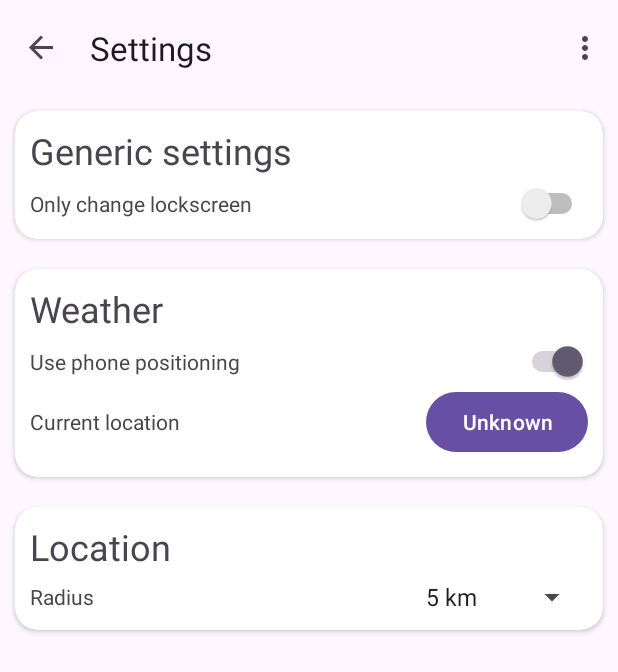
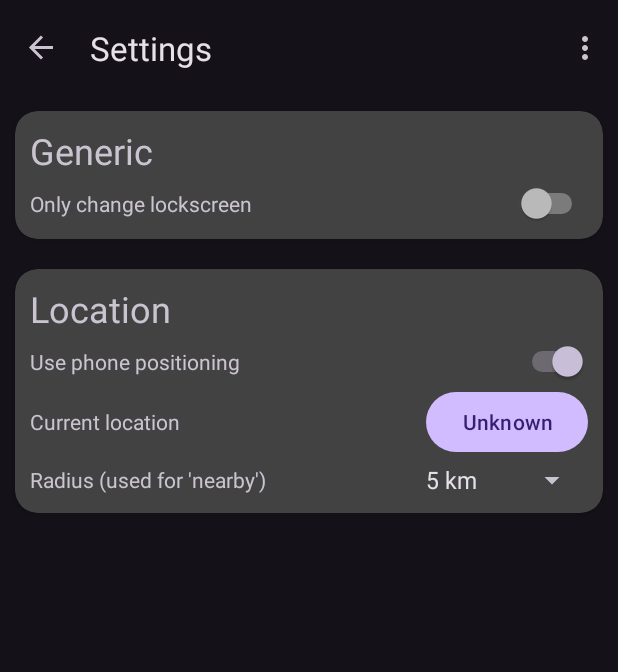
Before and after one commit to FeKozma/SmartPaper, an Android app: the screen it shows after launch (MainActivity), in the options menu, after a tap on "Settings", on a phone screen of 412 x 824 dp. Shown: the top 672 px of the screen. Run offline under Robolectric (Android 15) with nearby library versions, the phone set to English and light mode, and no system bars; our stand-ins replace navigation-ui; libraries missing offline, so code that uses them is left out: cat.ereza.customactivityoncrash, org.osmdroid.api, org.osmdroid.config, org.osmdroid.tileprovider, org.osmdroid.util and 1 more; pictures from the network do not load; 4 statements that could not run were skipped.

Commit message:
fix: small ui fixes

```diff
--- a/app/src/main/java/com/fekozma/wallpaperchanger/WallpaperApplication.java
+++ b/app/src/main/java/com/fekozma/wallpaperchanger/WallpaperApplication.java
@@ -5,6 +5,7 @@ import android.app.Application;
 import android.content.pm.PackageManager;
 import android.util.Log;
 
+import androidx.appcompat.app.AppCompatDelegate;
 import androidx.core.app.ActivityCompat;
 import androidx.work.*;
 
@@ -28,6 +29,8 @@ public class WallpaperApplication extends Application {
 	public void onCreate() {
 		super.onCreate();
 		CaocConfig.Builder.create().errorActivity(CustomErrorActivity.class).apply();
+		// Force dark mode
+		AppCompatDelegate.setDefaultNightMode(AppCompatDelegate.MODE_NIGHT_YES);
 
 		ContextUtil.setContext(this.getApplicationContext());
 		new DBManager();
--- a/app/src/main/java/com/fekozma/wallpaperchanger/database/ImageCategories.java
+++ b/app/src/main/java/com/fekozma/wallpaperchanger/database/ImageCategories.java
@@ -15,7 +15,7 @@ public enum ImageCategories {
 	WEATHER("weather", R.color.weather, new WeatherCondition(), List.of(ImageStaticTags.WEATHER_CLEAR, ImageStaticTags.WEATHER_LO_CLOUD, ImageStaticTags.WEATHER_HI_CLOUD, ImageStaticTags.WEATHER_FOGGY, ImageStaticTags.WEATHER_SNOW, ImageStaticTags.WEATHER_RAIN,  ImageStaticTags.WEATHER_DRIZZLE, ImageStaticTags.WEATHER_THUNDERSTORM)),
 	TIME("time", R.color.time, new TimeCondition(), List.of(ImageStaticTags.TIME_MORNING, ImageStaticTags.TIME_MIDDAY, ImageStaticTags.TIME_EVENING, ImageStaticTags.TIME_NIGHT)),
 	WEEKDAY("weekday", R.color.weekday, new WeekdayCondition(), List.of(ImageStaticTags.WEEKDAY_MONDAY, ImageStaticTags.WEEKDAY_TUESDAY, ImageStaticTags.WEEKDAY_WEDNESDAY, ImageStaticTags.WEEKDAY_THURSDAY, ImageStaticTags.WEEKDAY_FRIDAY, ImageStaticTags.WEEKDAY_SATURDAY, ImageStaticTags.WEEKDAY_SUNDAY)),
-	LOCATION("location", R.color.location, new LocationCondition(), List.of());
+	LOCATION("nearby", R.color.location, new LocationCondition(), List.of());
 
 	private final ConditionalImages condition;
 	private final ConditionalImagesAndTags conditionWTag;
--- a/app/src/main/java/com/fekozma/wallpaperchanger/jobs/CleanLogsJob.java
+++ b/app/src/main/java/com/fekozma/wallpaperchanger/jobs/CleanLogsJob.java
@@ -15,7 +15,11 @@ public class CleanLogsJob extends Worker {
 	@NonNull
 	@Override
 	public Result doWork() {
-		DBLog.db.clean();
+		try {
+			DBLog.db.clean();
+		} catch (Exception e) {
+			return Result.retry();
+		}
 		return Result.success();
 	}
 }
--- a/app/src/main/java/com/fekozma/wallpaperchanger/lists/tags/TagsListAdapter.java
+++ b/app/src/main/java/com/fekozma/wallpaperchanger/lists/tags/TagsListAdapter.java
@@ -3,6 +3,8 @@ package com.fekozma.wallpaperchanger.lists.tags;
 import android.app.AlertDialog;
 import android.content.DialogInterface;
 import android.graphics.Color;
+import android.graphics.PorterDuff;
+import android.graphics.drawable.Drawable;
 import android.view.LayoutInflater;
 import android.view.View;
 import android.view.ViewGroup;
@@ -56,7 +58,10 @@ public class TagsListAdapter extends RecyclerView.Adapter<TagsListHolder> {
 					TabLayout tablayout = dialogView.findViewById(R.id.edit_tags_dialog_tablayout);
 					ViewPager2 viewpager = dialogView.findViewById(R.id.edit_tags_dialog_viewpager2);
 
+					viewpager.setBackgroundColor(Color.argb(21, 255, 255, 255));
+
 					viewpager.setAdapter(new EditTagsDialogViewPageAdapter(images, activity.getSupportFragmentManager(), activity.getLifecycle()));
+					viewpager.setMinimumHeight(500);
 
 					tablayout.setBackgroundColor(Color.TRANSPARENT);
 
--- a/app/src/main/res/layout/edit_tags.xml
+++ b/app/src/main/res/layout/edit_tags.xml
@@ -4,7 +4,7 @@
     android:layout_width="match_parent"
     android:layout_height="match_parent"
     xmlns:app="http://schemas.android.com/apk/res-auto"
-    android:background="@android:color/system_on_primary_light"
+    android:background="?attr/colorBackgroundFloating"
 
     android:orientation="vertical">
 
@@ -19,6 +19,8 @@
             android:layout_width="wrap_content" />
     </RelativeLayout>
     <androidx.cardview.widget.CardView
+        app:background="?attr/colorBackgroundFloating"
+        app:cardBackgroundColor="@android:color/system_background_dark"
         app:cardCornerRadius="25dp"
         android:layout_width="match_parent"
         android:layout_height="match_parent">
--- a/app/src/main/res/layout/edit_tags_dialog.xml
+++ b/app/src/main/res/layout/edit_tags_dialog.xml
@@ -1,5 +1,6 @@
 <?xml version="1.0" encoding="utf-8"?>
 <LinearLayout xmlns:android="http://schemas.android.com/apk/res/android"
+    xmlns:app="http://schemas.android.com/apk/res-auto"
     android:orientation="vertical"
     android:layout_width="match_parent"
     android:layout_height="match_parent">
--- a/app/src/main/res/layout/settings.xml
+++ b/app/src/main/res/layout/settings.xml
@@ -29,7 +29,7 @@
                 android:layout_width="wrap_content"
                 android:layout_height="wrap_content"
                 android:textSize="24dp"
-                android:text="Generic settings"
+                android:text="Generic"
                 android:layout_marginBottom="5dp"
                 />
             <RelativeLayout
@@ -71,7 +71,7 @@
                 android:layout_width="wrap_content"
                 android:layout_height="wrap_content"
                 android:textSize="24dp"
-                android:text="Weather"
+                android:text="Location"
                 android:layout_marginBottom="5dp"
                 />
             <RelativeLayout
@@ -113,29 +113,7 @@
                     />
 
             </RelativeLayout>
-        </LinearLayout>
-    </androidx.cardview.widget.CardView>
 
-    <androidx.cardview.widget.CardView
-        android:layout_width="match_parent"
-        android:layout_margin="10dp"
-        app:cardCornerRadius="15dp"
-        android:layout_height="wrap_content">
-        <LinearLayout
-            android:layout_marginVertical="10dp"
-            android:paddingRight="10dp"
-            android:paddingLeft="10dp"
-
-            android:orientation="vertical"
-            android:layout_width="match_parent"
-            android:layout_height="wrap_content">
-            <TextView
-                android:layout_width="wrap_content"
-                android:layout_height="wrap_content"
-                android:textSize="24dp"
-                android:text="Location"
-                android:layout_marginBottom="5dp"
-                />
             <RelativeLayout
                 android:layout_width="match_parent"
                 android:layout_height="wrap_content">
@@ -144,7 +122,7 @@
                     android:layout_height="wrap_content"
                     android:layout_centerInParent="true"
                     android:layout_alignParentLeft="true"
-                    android:text="Radius"/>
+                    android:text="Radius (used for 'nearby')"/>
                 <Spinner
                     android:id="@+id/settings_location_radius"
                     android:layout_width="wrap_content"
@@ -156,8 +134,6 @@
                     />
 
             </RelativeLayout>
-
-
         </LinearLayout>
     </androidx.cardview.widget.CardView>
 
```
Also changed, not shown: app/src/main/java/com/fekozma/wallpaperchanger/lists/tags/EditTagsListAdapter.java (+28 -13 lines).
